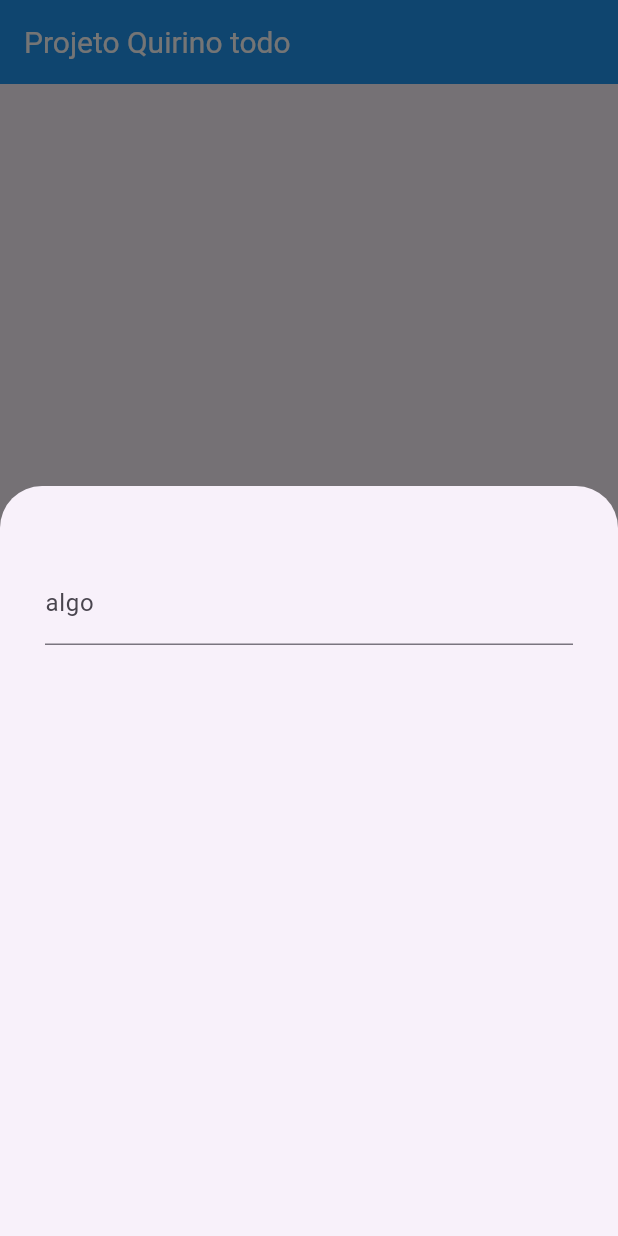
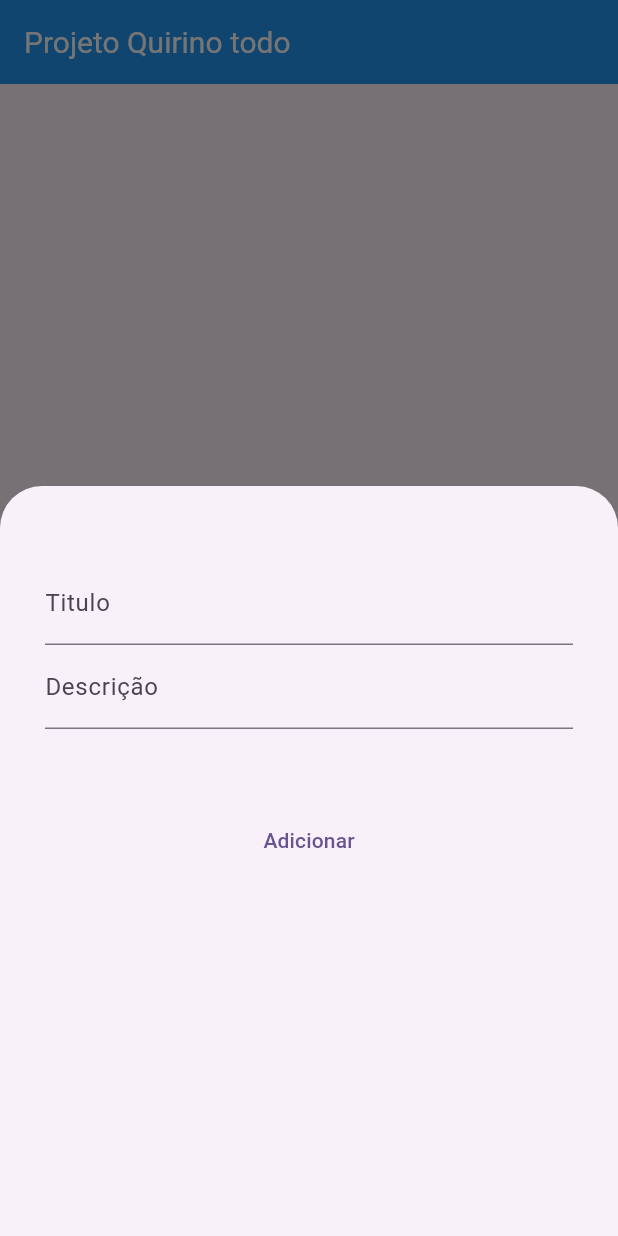
Before and after one commit to LeandroPoletti/ProjetoQuirino-2025, a Flutter app: the screen it shows after launch, after a tap on the "add" icon, on a phone screen of 412 x 824 dp. Run offline on Flutter 3.47's test engine with Material 3 defaults, Android fonts, the phone set to English and light mode, and no system bars.

Commit message:
Adicionado componente textInput

```diff
--- /dev/null
+++ b/lib/entidades/itemTodo.dart
@@ -0,0 +1,7 @@
+class Itemtodo {
+  String titulo;
+  String descricao;
+  DateTime dataCriacao = DateTime.now();
+
+  Itemtodo({required this.titulo, required this.descricao});
+}
--- a/lib/main.dart
+++ b/lib/main.dart
@@ -1,4 +1,5 @@
 import 'package:flutter/material.dart';
+import 'package:projeto_quirino/entidades/itemTodo.dart';
 import 'package:projeto_quirino/textInput.dart';
 
 void main() {
@@ -36,8 +37,15 @@ class MyApp extends StatelessWidget {
   }
 }
 
-class ListaTodo extends StatelessWidget {
+class ListaTodo extends StatefulWidget {
   const ListaTodo({super.key});
+
+  @override
+  State<ListaTodo> createState() => _ListaTodoState();
+}
+
+class _ListaTodoState extends State<ListaTodo> {
+  List<Itemtodo> itens = [];
 
   @override
   Widget build(BuildContext context) {
@@ -48,15 +56,13 @@ class ListaTodo extends StatelessWidget {
               context: context,
               isScrollControlled: true,
               builder: (b) {
-                return  Container(
+                return Container(
                   height: 500,
-                    decoration:
-                        BoxDecoration(borderRadius: BorderRadius.circular(12)),
-                    padding: EdgeInsets.only(top: 50, left: 30, right: 30),
-                    child: Column(
-                      children: [textInput(updateFunction: (s) {},textLabel: "algo")],
-                    ),
-                  );
+                  decoration:
+                      BoxDecoration(borderRadius: BorderRadius.circular(12)),
+                  padding: EdgeInsets.only(top: 50, left: 30, right: 30),
+                  child: AdicionarItem(),
+                );
               });
         },
         backgroundColor: Colors.blue,
@@ -74,3 +80,42 @@ class ListaTodo extends StatelessWidget {
     );
   }
 }
+
+class AdicionarItem extends StatefulWidget {
+  const AdicionarItem({super.key});
+
+  @override
+  State<StatefulWidget> createState() => _AdicionarItem();
+}
+
+class _AdicionarItem extends State<AdicionarItem> {
+  String titulo = "";
+  String descricao = "";
+
+  @override
+  Widget build(BuildContext context) {
+    return Column(children: [
+      textInput(
+          updateFunction: (s) {
+            setState(() {
+              titulo = s;
+            });
+          },
+          textLabel: "Titulo"),
+      textInput(
+          updateFunction: (s) {
+            setState(() {
+              descricao = s;
+            });
+          },
+          textLabel: "Descrição"),
+      Container(
+          padding: EdgeInsets.only(top: 50),
+          child: TextButton(
+            onPressed: () {},
+            style: ButtonStyle(alignment: Alignment.center),
+            child: Text("Adicionar"),
+          ))
+    ]);
+  }
+}
```
Also changed, not shown: pubspec.lock, 125 other files.
